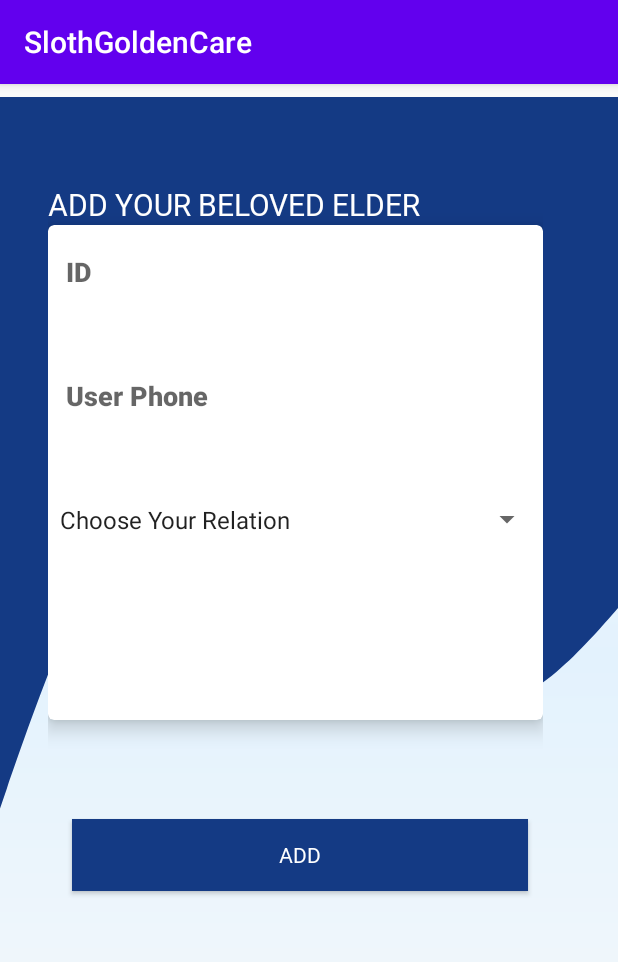
After one commit to AmwajAS/SlothGoldenCare, an Android app: the AddRelated screen opened directly, with no data from a screen before it, on a phone screen of 412 x 824 dp. The commit adds this screen. Shown: the top 962 px of the screen. Run offline under Robolectric (Android 15) with nearby library versions, the phone set to English and light mode, and no system bars.

Commit message:
Add Related Elder By the User. IN PROGRESS

```diff
--- a/app/src/main/AndroidManifest.xml
+++ b/app/src/main/AndroidManifest.xml
@@ -12,7 +12,13 @@
         android:theme="@style/Theme.SlothGoldenCare"
         tools:targetApi="31">
         <activity
+            android:name=".AddRelated"
+            android:exported="false" />
+        <activity
             android:name=".BottomNavigationBarActivity"
+            android:exported="false" />
+        <activity
+            android:name=".ContactsActivity"
             android:exported="false" />
         <activity
             android:name=".ElderSignupActivity"
--- /dev/null
+++ b/app/src/main/java/com/example/slothgoldencare/AddRelated.java
@@ -0,0 +1,34 @@
+package com.example.slothgoldencare;
+
+import androidx.appcompat.app.AppCompatActivity;
+
+import android.os.Bundle;
+import android.view.View;
+import android.widget.AdapterView;
+import android.widget.ArrayAdapter;
+import android.widget.Spinner;
+
+public class AddRelated extends AppCompatActivity implements AdapterView.OnItemSelectedListener {
+
+    @Override
+    protected void onCreate(Bundle savedInstanceState) {
+        super.onCreate(savedInstanceState);
+        setContentView(R.layout.activity_add_related);
+
+        Spinner spinner = findViewById(R.id.relation);
+        ArrayAdapter<CharSequence> adapter = ArrayAdapter.createFromResource(this, R.array.Relation, android.R.layout.simple_spinner_item);
+        adapter.setDropDownViewResource(android.R.layout.simple_spinner_dropdown_item);
+        spinner.setAdapter(adapter);
+        spinner.setOnItemSelectedListener(this);
+    }
+
+    @Override
+    public void onItemSelected(AdapterView<?> parent, View view, int position, long id) {
+
+    }
+
+    @Override
+    public void onNothingSelected(AdapterView<?> parent) {
+
+    }
+}
--- /dev/null
+++ b/app/src/main/res/layout/activity_add_related.xml
@@ -0,0 +1,112 @@
+<?xml version="1.0" encoding="utf-8"?>
+<androidx.constraintlayout.widget.ConstraintLayout xmlns:android="http://schemas.android.com/apk/res/android"
+    xmlns:app="http://schemas.android.com/apk/res-auto"
+    xmlns:tools="http://schemas.android.com/tools"
+    android:layout_width="match_parent"
+    android:layout_height="match_parent"
+    tools:context=".AddRelated"
+    android:background="@drawable/dark_gradient">
+
+    <View
+        android:id="@+id/topView"
+        android:layout_width="442dp"
+        android:layout_height="644dp"
+        android:background="@drawable/wave"
+        app:layout_constraintBottom_toBottomOf="@+id/linearLayout2"
+        app:layout_constraintEnd_toEndOf="parent"
+        app:layout_constraintStart_toStartOf="parent"
+        app:layout_constraintTop_toTopOf="parent" />
+
+        <LinearLayout
+            android:id="@+id/linearLayout2"
+            android:layout_width="330dp"
+            android:layout_height="594dp"
+            android:layout_marginTop="10dp"
+            android:layout_marginEnd="50dp"
+            android:layout_marginBottom="50dp"
+            android:orientation="vertical"
+            app:layout_constraintBottom_toBottomOf="parent"
+            app:layout_constraintEnd_toEndOf="parent"
+            app:layout_constraintHorizontal_bias="1.0"
+            app:layout_constraintStart_toStartOf="parent"
+            app:layout_constraintTop_toTopOf="parent"
+            app:layout_constraintVertical_bias="0.497">
+
+            <TextView
+                android:layout_width="match_parent"
+                android:layout_height="wrap_content"
+                android:layout_marginLeft="0dp"
+                android:fontFamily="@font/sigmar_one"
+                android:text="ADD YOUR BELOVED ELDER"
+                android:textColor="#FFFFFF"
+                android:textSize="20dp" />
+
+            <androidx.cardview.widget.CardView
+                android:layout_width="match_parent"
+                android:layout_height="330dp"
+                android:layout_marginBottom="16dp"
+                android:orientation="vertical"
+                app:cardCornerRadius="4dp"
+                app:cardElevation="8dp"
+                app:cardMaxElevation="8dp"
+                app:layout_constraintBottom_toTopOf="@+id/button"
+                app:layout_constraintEnd_toEndOf="parent"
+                app:layout_constraintStart_toStartOf="parent">
+
+                <LinearLayout
+                    android:layout_width="match_parent"
+                    android:layout_height="match_parent"
+                    android:orientation="vertical">
+
+
+                    <EditText
+                        android:id="@+id/userID"
+                        android:layout_width="match_parent"
+                        android:layout_height="62dp"
+                        android:layout_marginBottom="20dp"
+                        android:background="@android:color/transparent"
+                        android:ems="10"
+                        android:fontFamily="sans-serif-black"
+                        android:hint="ID"
+                        android:inputType="number"
+                        android:padding="12dp" />
+
+                    <EditText
+                        android:id="@+id/userPhone"
+                        android:layout_width="match_parent"
+                        android:layout_height="63dp"
+                        android:layout_marginBottom="20dp"
+                        android:background="@android:color/transparent"
+                        android:ems="10"
+                        android:fontFamily="sans-serif-black"
+                        android:hint="User Phone"
+                        android:inputType="phone"
+                        android:padding="12dp" />
+
+                    <Spinner
+                        android:id="@+id/relation"
+                        android:layout_width="match_parent"
+                        android:layout_height="62dp"
+                        android:contentDescription="relation" />
+                </LinearLayout>
+            </androidx.cardview.widget.CardView>
+
+            <Button
+                android:id="@+id/signupBtn"
+                android:layout_width="304dp"
+                android:layout_height="wrap_content"
+                android:layout_marginStart="16dp"
+                android:layout_marginTop="50dp"
+                android:layout_marginEnd="16dp"
+                android:background="#143a84"
+                android:fontFamily="@font/sigmar_one"
+                android:text="ADD"
+                android:textAllCaps="false"
+
+                android:textColor="#fff" />
+
+
+        </LinearLayout>
+
+
+</androidx.constraintlayout.widget.ConstraintLayout>
--- a/app/src/main/res/values/strings.xml
+++ b/app/src/main/res/values/strings.xml
@@ -12,4 +12,12 @@
     <string name="title_activity_home_page">homePageActivity</string>
     <!-- TODO: Remove or change this placeholder text -->
     <string name="hello_blank_fragment">Hello blank fragment</string>
+    <string-array name="Relation">
+        <item>Choose Your Relation</item>
+        <item>Doctor</item>
+        <item>Son</item>
+        <item>Daughter</item>
+        <item>Volunteer</item>
+        <item>Friend</item>
+    </string-array>
 </resources>
```
Also changed, not shown: app/src/main/res/drawable/sonn.png (added).
